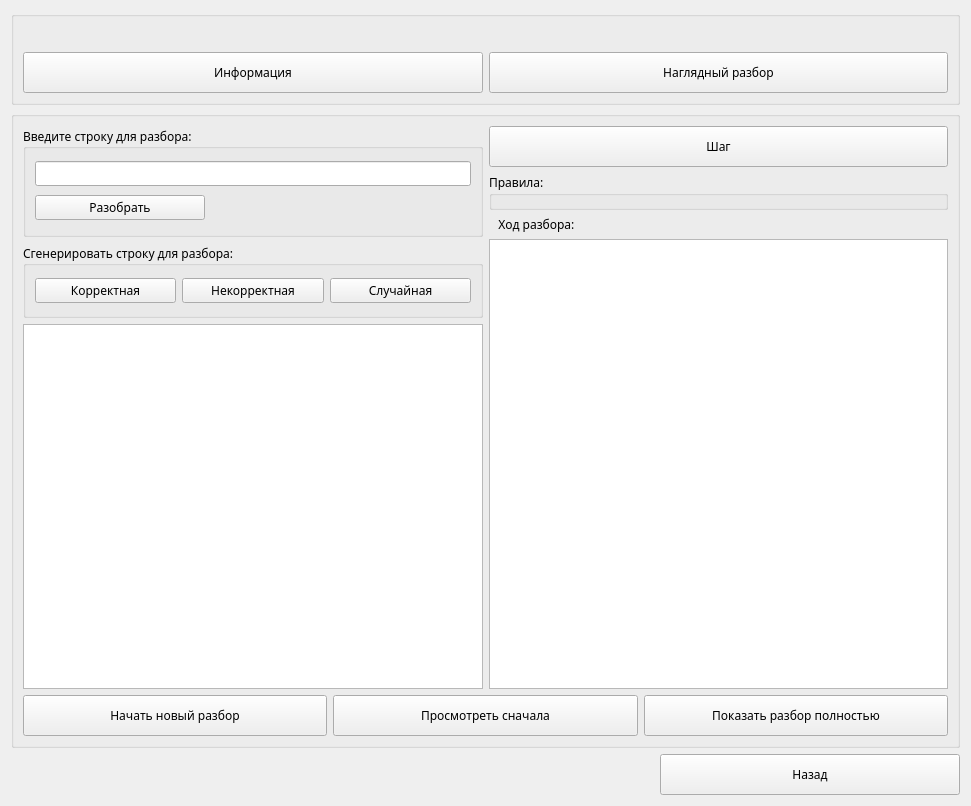
Above: ParsingAssistant/CWindow.ui from Owlfeather/ParsingAssistant before the change. Below: the same form after it.
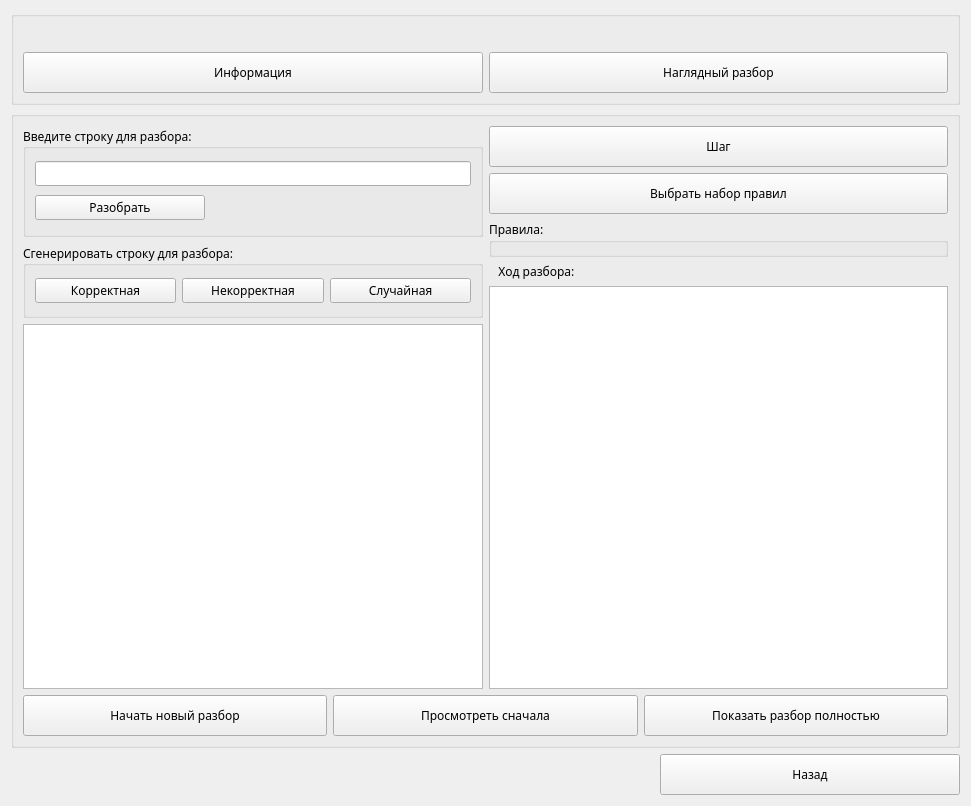
That is the form after the change.

The edit to the form file:
```diff
--- a/ParsingAssistant/CWindow.ui
+++ b/ParsingAssistant/CWindow.ui
@@ -232,6 +232,25 @@
               </property>
              </widget>
             </item>
+            <item>
+             <widget class="QPushButton" name="btnChooseRules">
+              <property name="minimumSize">
+               <size>
+                <width>0</width>
+                <height>41</height>
+               </size>
+              </property>
+              <property name="font">
+               <font>
+                <family>Century Gothic</family>
+                <pointsize>9</pointsize>
+               </font>
+              </property>
+              <property name="text">
+               <string>Выбрать набор правил</string>
+              </property>
+             </widget>
+            </item>
             <item>
              <widget class="QGroupBox" name="ruleBox">
               <property name="minimumSize">
```
